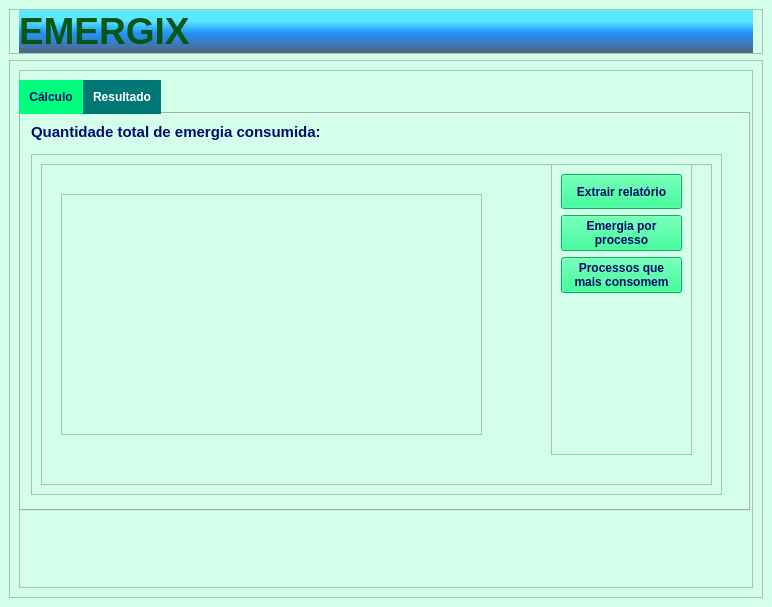
Above: APS.ui from Geovanna06/Emergix before the change. Below: the same form after it.
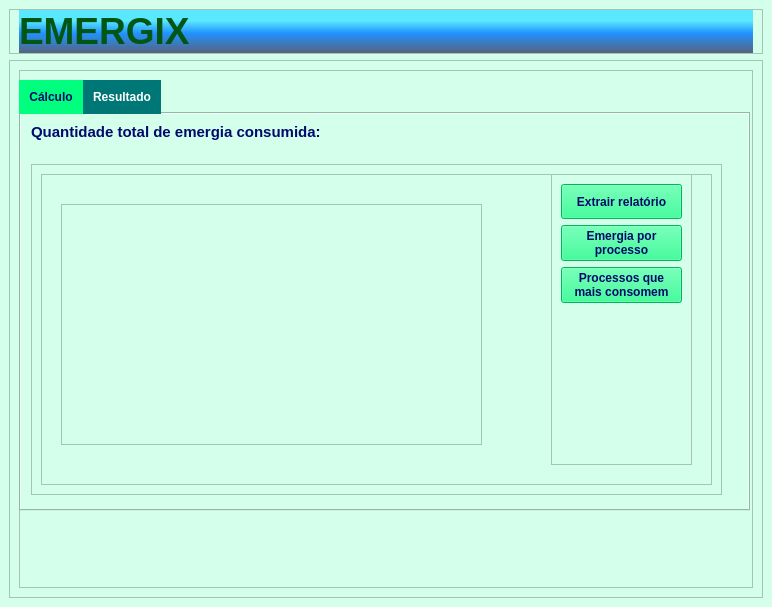
That is the form after the change. The open tabs and pages were chosen to show the change. Icons and pictures are not drawn.

Patch:
```diff
--- a/APS.ui
+++ b/APS.ui
@@ -405,9 +405,9 @@
             <property name="geometry">
              <rect>
               <x>10</x>
-              <y>40</y>
+              <y>50</y>
               <width>691</width>
-              <height>341</height>
+              <height>331</height>
              </rect>
             </property>
             <property name="frameShape">
```
Left out of the diff: 2 changed lines with no effect on the pictures.
